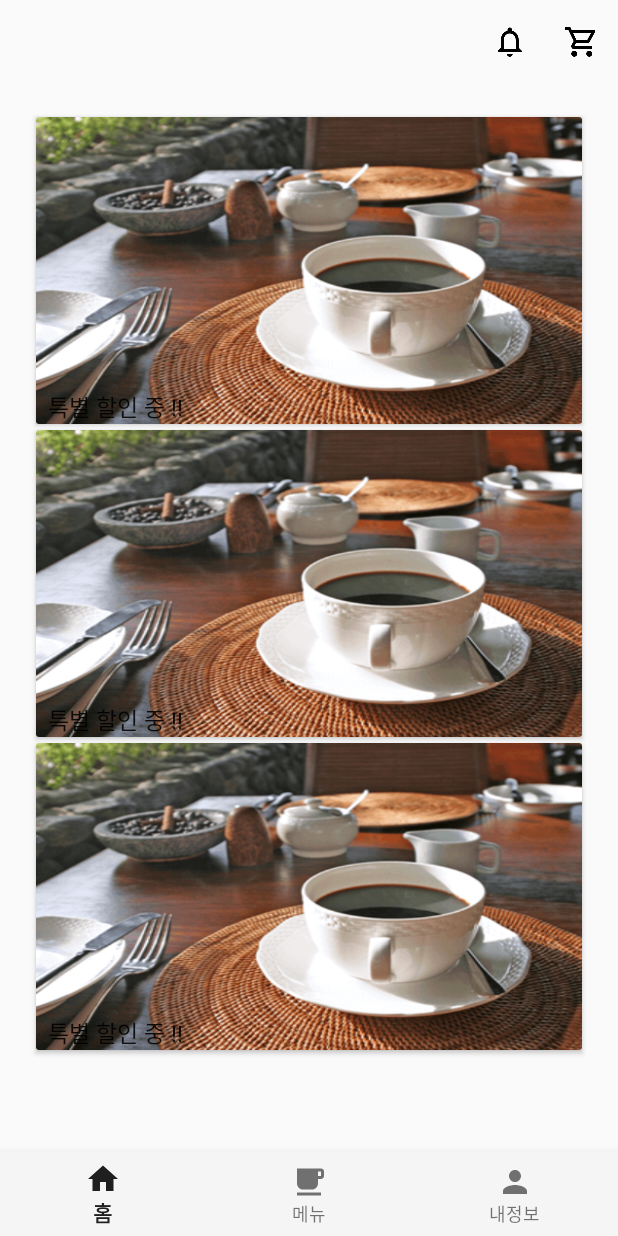
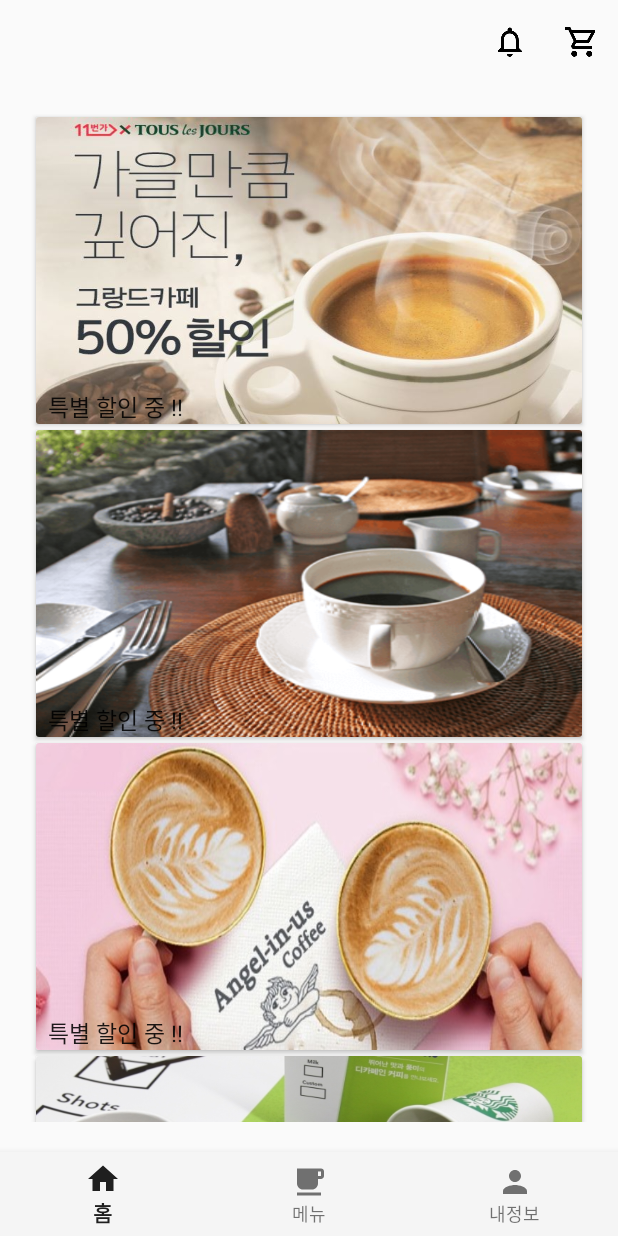
Before and after one commit to minsub0922/midasit-mobile-10-client, an Android app: the CustomerHomeFragment screen opened directly, with no data from a screen before it, on a phone screen of 412 x 824 dp. Run offline under Robolectric (Android 15) with nearby library versions, the phone set to English and light mode, and no system bars.

Commit message:
UI 수정

```diff
--- a/app/src/main/java/com/example/minseop/midasit/ui/adapter/CustomerHomeRecyclerAdpater.java
+++ b/app/src/main/java/com/example/minseop/midasit/ui/adapter/CustomerHomeRecyclerAdpater.java
@@ -34,7 +34,10 @@ public class CustomerHomeRecyclerAdpater extends RecyclerView.Adapter<CustomerHo
     public void onBindViewHolder(@NonNull CustomerHomeViewHolder holder, int position) {
         final HomeAdModel model = modelList.get(position);
         holder.text.setText(model.getText());
-        holder.menuImage.setImageDrawable(holder.itemView.getResources().getDrawable(R.drawable.promotion));
+        if(position==0) holder.menuImage.setImageDrawable(holder.itemView.getResources().getDrawable(R.drawable.promotion1));
+        else if(position==1) holder.menuImage.setImageDrawable(holder.itemView.getResources().getDrawable(R.drawable.promotion2));
+        else if(position==2) holder.menuImage.setImageDrawable(holder.itemView.getResources().getDrawable(R.drawable.promotion3));
+        else if(position==3) holder.menuImage.setImageDrawable(holder.itemView.getResources().getDrawable(R.drawable.promotion4));
     }
 
     @Override
--- a/app/src/main/java/com/example/minseop/midasit/ui/customer/CustomerHomeFragment.java
+++ b/app/src/main/java/com/example/minseop/midasit/ui/customer/CustomerHomeFragment.java
@@ -41,6 +41,7 @@ public class CustomerHomeFragment extends Fragment {
         modelList.add(new HomeAdModel("HiHI", "특별 할인 중 !!"));
         modelList.add(new HomeAdModel("HiHI", "특별 할인 중 !!"));
         modelList.add(new HomeAdModel("HiHI", "특별 할인 중 !!"));
+        modelList.add(new HomeAdModel("HiHI", "특별 할인 중 !!"));
         adapter.notifyDataSetChanged();
 
         return view;
```
Also changed, not shown: app/src/main/res/drawable/promotion1.jpg (added), app/src/main/res/drawable/promotion2.png (added), app/src/main/res/drawable/promotion3.jpg (added), app/src/main/res/drawable/promotion4.jpg (added).
